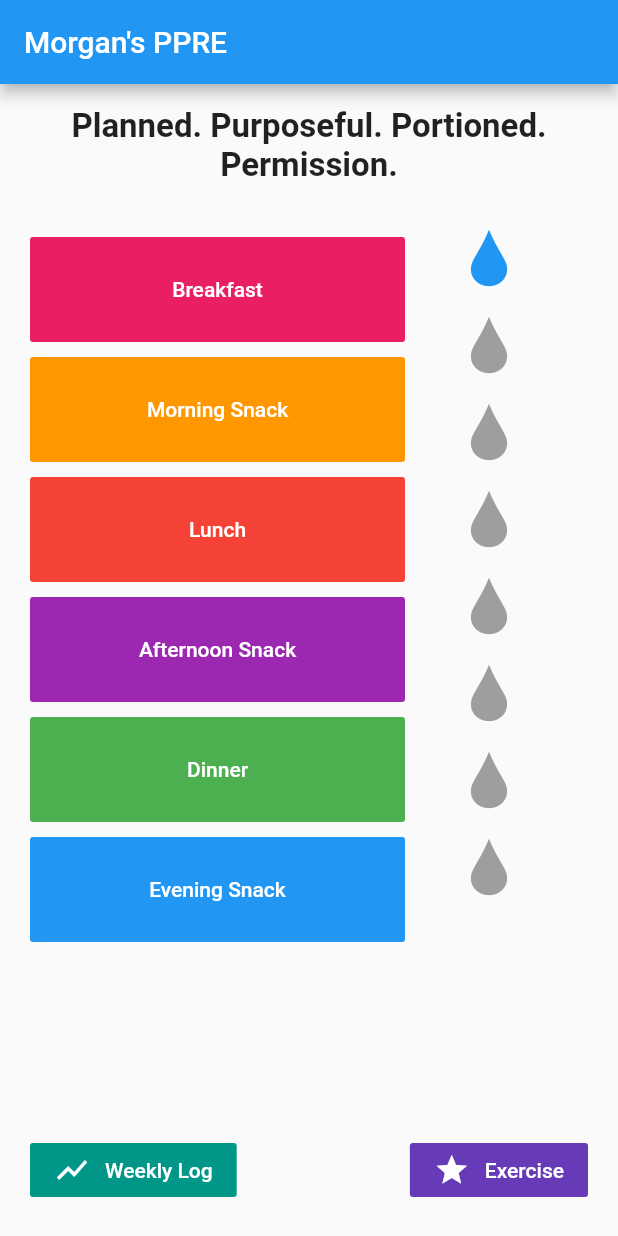
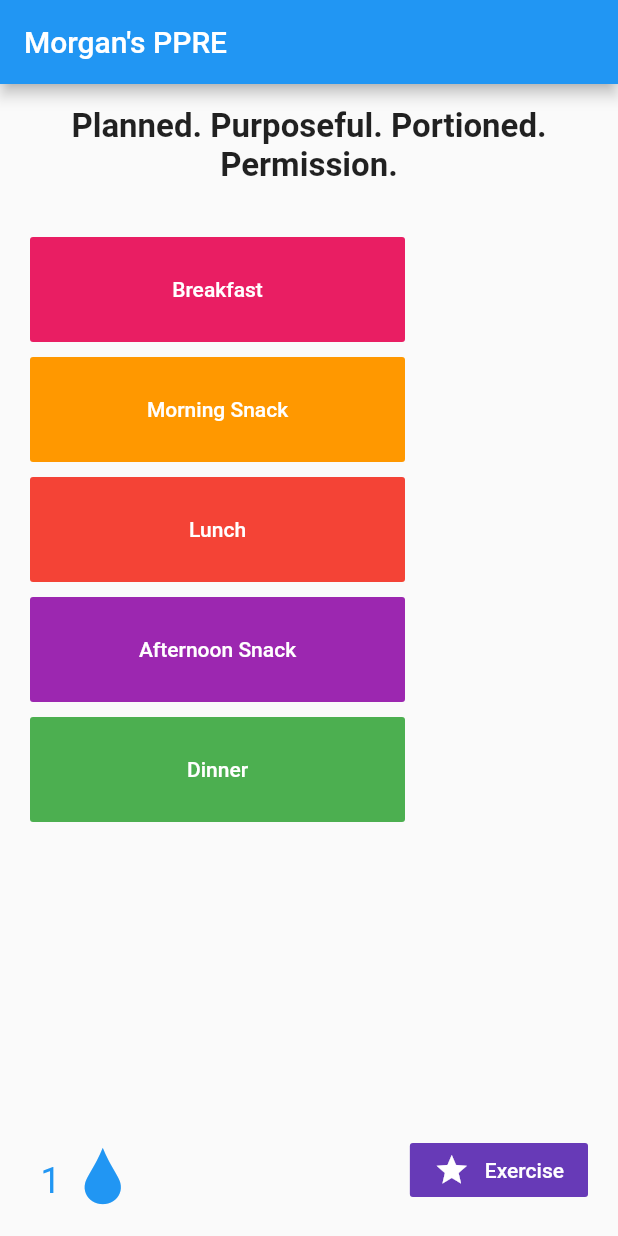
Before and after one commit to bgschiller/morgan-ppre, a Flutter app: the screen it shows after launch, after a tap on an icon or button, on a phone screen of 412 x 824 dp. Run offline on Flutter 3.47's test engine with Material 2 defaults, Android fonts, the phone set to English and light mode, and no system bars; our stand-ins replace sqflite; accounts and stored records are empty.

```diff
--- a/lib/db.dart
+++ b/lib/db.dart
@@ -5,20 +5,6 @@ import 'package:intl/intl.dart';
 import 'package:morgan_ppre/debounce.dart';
 import 'package:path/path.dart';
 import 'package:sqflite/sqflite.dart';
-
-class PastEntry {
-  final String day;
-  DiaryEntry entry;
-  PastEntry({@required this.day, this.entry});
-
-  PastEntry.fromJson(Map<String, dynamic> json) : day = json['past_day'] {
-    if (json['num_glasses_of_water'] != null) {
-      entry = DiaryEntry.fromJson(json);
-    } else {
-      entry = null;
-    }
-  }
-}
 
 class DiaryEntry {
   final String day;
@@ -33,7 +19,7 @@ class DiaryEntry {
 
   String exercises;
 
-  DiaryEntry({this.day, this.numGlassesOfWater})
+  DiaryEntry({this.day = '', this.numGlassesOfWater = 0})
       : breakfast = Meal('breakfast'),
         morningSnack = Meal('morning_snack'),
         lunch = Meal('lunch'),
@@ -87,56 +73,78 @@ class DiaryEntry {
 class Meal {
   String name;
   int protein;
-  int grains;
+  int starch;
   int produce;
+  int veg;
+  int fruitOrVeg;
+  int dairy;
   int fats;
-
-  String notes;
 
   Meal(this.name)
       : protein = 0,
-        grains = 0,
+        starch = 0,
         produce = 0,
         fats = 0,
-        notes = "";
+        veg = 0,
+        fruitOrVeg = 0,
+        dairy = 0;
 
   Meal.fromJson(Map<String, dynamic> json)
       : name = json['name'],
         protein = json['protein'],
-        grains = json['grains'],
+        starch = json['starch'],
         produce = json['produce'],
         fats = json['fats'],
-        notes = json['notes'];
+        veg = json['veg'],
+        fruitOrVeg = json['fruitOrVeg'],
+        dairy = json['dairy'];
 
   Map<String, dynamic> toMap() {
     return {
       'name': name,
       'protein': protein,
-      'grains': grains,
+      'starch': starch,
       'produce': produce,
       'fats': fats,
-      'notes': notes,
+      'veg': veg,
+      'fruitOrVeg': fruitOrVeg,
+      'dairy': dairy,
     };
   }
 
-  void update({int protein, int grains, int produce, int fats, String notes}) {
+  void update(
+      {int protein,
+      int starch,
+      int produce,
+      int fats,
+      int veg,
+      int fruitOrVeg,
+      int dairy}) {
     if (protein != null) this.protein = protein;
-    if (grains != null) this.grains = grains;
+    if (starch != null) this.starch = starch;
     if (produce != null) this.produce = produce;
     if (fats != null) this.fats = fats;
-    if (notes != null) this.notes = notes;
+    if (veg != null) this.veg = veg;
+    if (fruitOrVeg != null) this.fruitOrVeg = fruitOrVeg;
+    if (dairy != null) this.dairy = dairy;
   }
 
   int operator [](String key) {
     return (key == 'protein'
         ? protein
-        : key == 'grains'
-            ? grains
+        : key == 'starch'
+            ? starch
             : key == 'produce'
                 ? produce
                 : key == 'fats'
                     ? fats
-                    : null);
+                    : key == 'veg'
+                        ? veg
+                        : key == 'fruitOrVeg'
+                            ? fruitOrVeg
+                            : key == 'dairy'
+                                ? dairy
+                                : 0);
   }
 }
 
@@ -184,22 +192,6 @@ Future<DiaryEntry> getTodaysEntry(Database db) async {
   });
 }
 
-Future<List<PastEntry>> getLastSevenDays(Database db) async {
-  return db.rawQuery('''
-  WITH RECURSIVE last_seven(ix, past_day) AS (
-    SELECT -1, DATE('now', 'localtime', '-1 day')
-   UNION ALL
-    SELECT ix - 1, DATE('now', 'localtime', (ix - 1) || ' day')
-    FROM last_seven
-    WHERE ix - 1 > -8
-  )
-  SELECT past_day, de.*
-  FROM last_seven ls
-  LEFT JOIN diary_entries de
-  ON (ls.past_day = de.day)
-  ''').then((ds) => ds.map((d) => PastEntry.fromJson(d)).toList());
-}
-
 class MealModel extends ChangeNotifier {
   Database _db;
   MealModel() {
@@ -211,179 +203,8 @@ class MealModel extends ChangeNotifier {
       entry = ntry;
       notifyListeners(skipSave: true);
     });
-    dbp.then(getLastSevenDays).then((days) {
-      lastSevenDays = days;
-    });
   }
   DiaryEntry entry;
-  List<PastEntry> lastSevenDays = [
-    PastEntry(
-        day: '2020-06-09',
-        entry: DiaryEntry.fromJson({
-          'day': '2020-06-09',
-          'num_glasses_of_water': 8,
-          'breakfast': '''{
-        "name": "breakfast",
-        "protein": 3,
-        "grains": 2,
-        "produce": 1,
-        "fats": 1,
-        "notes": ""
-      }''',
-          "morning_snack": '''{
-        "name": "morning_snack",
-        "protein": 1,
-        "grains": 2,
-        "produce": 1,
-        "fats": 0,
-        "notes": ""
-      }''',
-          "lunch": '''{
-        "name": "lunch",
-        "protein": 2,
-        "grains": 4,
-        "produce": 2,
-        "fats": 2,
-        "notes": ""
-      }''',
-          "afternoon_snack": '''{
-        "name": "afternoon_snack",
-        "protein": 1,
-        "grains": 2,
-        "produce": 1,
-        "fats": 0,
-        "notes": ""
-      }''',
-          "dinner": '''{
-        "name": "dinner",
-        "protein": 3,
-        "grains": 2,
-        "produce": 2,
-        "fats": 1,
-        "notes": ""
-      }''',
-          "evening_snack": '''{
-        "name": "evening_snack",
-        "protein": 3,
-        "grains": 2,
-        "produce": 1,
-        "fats": 1,
-        "notes": ""
-      }''',
-          'exercises': 'nope',
-        })),
-    PastEntry(
-        day: '2020-06-08',
-        entry: DiaryEntry.fromJson({
-          'day': '2020-06-08',
-          'num_glasses_of_water': 8,
-          'breakfast': '''{
-        "name": "breakfast",
-        "protein": 2,
-        "grains": 2,
-        "produce": 2,
-        "fats": 0,
-        "notes": ""
-      }''',
-          "morning_snack": '''{
-        "name": "morning_snack",
-        "protein": 1,
-        "grains": 2,
-        "produce": 1,
-        "fats": 0,
-        "notes": ""
-      }''',
-          "lunch": '''{
-        "name": "lunch",
-        "protein": 1,
-        "grains": 0,
-        "produce": 2,
-        "fats": 1,
-        "notes": ""
-      }''',
-          "afternoon_snack": '''{
-        "name": "afternoon_snack",
-        "protein": 0,
-        "grains": 0,
-        "produce": 0,
-        "fats": 1,
-        "notes": ""
-      }''',
-          "dinner": '''{
-        "name": "dinner",
-        "protein": 2,
-        "grains": 1,
-        "produce": 0,
-        "fats": 1,
-        "notes": ""
-      }''',
-          "evening_snack": '''{
-        "name": "evening_snack",
-        "protein": 3,
-        "grains": 2,
-        "produce": 1,
-        "fats": 1,
-        "notes": ""
-      }''',
-          'exercises': '',
-        })),
-    PastEntry(day: '2020-06-07', entry: null),
-    PastEntry(
-        day: '2020-06-06',
-        entry: DiaryEntry.fromJson({
-          'day': '2020-06-06',
-          'num_glasses_of_water': 5,
-          'breakfast': '''{
-        "name": "breakfast",
-        "protein": 1,
-        "grains": 2,
-        "produce": 2,
-        "fats": 1,
-        "notes": ""
-      }''',
-          "morning_snack": '''{
-        "name": "morning_snack",
-        "protein": 1,
-        "grains": 2,
-        "produce": 1,
-        "fats": 0,
-        "notes": ""
-      }''',
-          "lunch": '''{
-        "name": "lunch",
-        "protein": 1,
-        "grains": 0,
-        "produce": 1,
-        "fats": 1,
-        "notes": ""
-      }''',
-          "afternoon_snack": '''{
-        "name": "afternoon_snack",
-        "protein": 0,
-        "grains": 2,
-        "produce": 0,
-        "fats": 1,
-        "notes": ""
-      }''',
-          "dinner": '''{
-        "name": "dinner",
-        "protein": 2,
-        "grains": 1,
-        "produce": 0,
-        "fats": 1,
-        "notes": ""
-      }''',
-          "evening_snack": '''{
-        "name": "evening_snack",
-        "protein": 3,
-        "grains": 2,
-        "produce": 1,
-        "fats": 1,
-        "notes": ""
-      }''',
-          'exercises': 'yep',
-        }))
-  ];
 
   void notifyListeners({bool skipSave = false}) {
     super.notifyListeners();
@@ -399,14 +220,15 @@ class MealModel extends ChangeNotifier {
     notifyListeners();
   }
 
-  void update(String mealName,
-      {int protein, int grains, int produce, int fats, String notes}) {
+  void update(String mealName, Map<String, int> kwargs) {
     entry[mealName].update(
-        protein: protein,
-        grains: grains,
-        produce: produce,
-        fats: fats,
-        notes: notes);
+        protein: kwargs['protein'],
+        starch: kwargs['starch'],
+        produce: kwargs['produce'],
+        fats: kwargs['fats'],
+        veg: kwargs['veg'],
+        fruitOrVeg: kwargs['fruitOrVeg'],
+        dairy: kwargs['dairy']);
     notifyListeners();
   }
 
--- a/lib/main.dart
+++ b/lib/main.dart
@@ -1,5 +1,4 @@
 import 'package:morgan_ppre/exercise.dart';
-import 'package:morgan_ppre/weekly_log.dart';
 import 'package:flutter/services.dart';
 import 'package:provider/provider.dart';
 import 'package:flutter/cupertino.dart';
@@ -67,54 +66,34 @@ class MyHomePage extends StatelessWidget {
                                         : EdgeInsets.only(top: 10),
                                     child: MealButton(mealSpec: m)))
                                 .toList()))),
-                Consumer<MealModel>(
-                    builder: (context, meal, child) => Column(
-                            children: List.generate(8, (ix) {
-                          var dropColor =
-                              ix < (meal.entry?.numGlassesOfWater ?? 0)
-                                  ? Colors.blue
-                                  : Colors.grey;
-                          var onPress = () {
-                            if (ix < meal.entry.numGlassesOfWater) {
-                              meal.updateNumGlassesOfWater(
-                                  meal.entry.numGlassesOfWater - 1);
-                            } else {
-                              meal.updateNumGlassesOfWater(
-                                  meal.entry.numGlassesOfWater + 1);
-                            }
-                          };
-                          return Container(
-                              alignment: AlignmentDirectional.topEnd,
-                              margin: EdgeInsets.only(top: 10, left: 12),
-                              child: IconButton(
-                                icon: Icon(PpreIcons.water_drop,
-                                    color: dropColor, size: 40),
-                                onPressed: onPress,
-                                padding: EdgeInsets.only(left: 4, top: 4),
-                                alignment: Alignment.topLeft,
-                              ));
-                        }))),
               ],
             )),
             Container(
                 margin: EdgeInsets.all(20),
                 child: Row(children: <Widget>[
-                  FlatButton(
-                    child: Row(children: [
-                      Icon(Icons.show_chart, color: Colors.white),
-                      Container(
-                          child: Text("Weekly Log"),
-                          margin: EdgeInsets.only(left: 10)),
-                    ]),
-                    textColor: Colors.white,
-                    color: Colors.teal,
-                    onPressed: () {
-                      Navigator.push(
-                          context,
-                          CupertinoPageRoute(
-                              builder: (context) => WeeklyLogPage()));
-                    },
-                  ),
+                  Consumer<MealModel>(
+                      builder: (context, meal, child) => Row(children: <Widget>[
+                            Container(
+                                padding: EdgeInsets.only(left: 7, top: 14),
+                                alignment: Alignment.center,
+                                child: Text(
+                                  meal.entry != null
+                                      ? meal.entry.numGlassesOfWater.toString()
+                                      : '',
+                                  style: TextStyle(
+                                      color: Colors.blue, fontSize: 24),
+                                  textAlign: TextAlign.center,
+                                )),
+                            IconButton(
+                              icon: Icon(PpreIcons.water_drop,
+                                  color: Colors.blue, size: 40),
+                              onPressed: () {
+                                meal.updateNumGlassesOfWater(
+                                    (meal.entry.numGlassesOfWater + 1) % 13);
+                              },
+                              alignment: Alignment.topLeft,
+                            ),
+                          ])),
                   Spacer(),
                   FlatButton(
                     child: Row(children: [
--- a/lib/meal.dart
+++ b/lib/meal.dart
@@ -8,31 +8,40 @@ import 'package:provider/provider.dart';
 
 class NutritionalRqmt {
   final int needed;
-  final int optional;
-  NutritionalRqmt({@required this.needed, @required this.optional});
+  final int optional = 0;
+  NutritionalRqmt({@required this.needed});
 }
 
 class MealPlan {
   final NutritionalRqmt protein;
-  final NutritionalRqmt grains;
-  final NutritionalRqmt produce;
+  final NutritionalRqmt starch;
+  final NutritionalRqmt veg;
+  final NutritionalRqmt fruitOrVeg;
   final NutritionalRqmt fats;
+  final NutritionalRqmt dairy;
 
-  MealPlan({
-    @required this.protein,
-    @required this.grains,
-    @required this.produce,
-    @required this.fats,
-  });
+  MealPlan(
+      {this.protein,
+      this.starch,
+      this.veg,
+      this.fruitOrVeg,
+      this.fats,
+      this.dairy});
 
-  NutritionalRqmt operator[](String key) {
-    return (
-      key == 'protein' ? protein :
-      key == 'grains' ? grains :
-      key == 'produce' ? produce :
-      key == 'fats' ? fats :
-      null
-    );
+  NutritionalRqmt operator [](String key) {
+    return (key == 'protein'
+        ? protein
+        : key == 'starch'
+            ? starch
+            : key == 'veg'
+                ? veg
+                : key == 'fruitOrVeg'
+                    ? fruitOrVeg
+                    : key == 'fats'
+                        ? fats
+                        : key == 'dairy'
+                            ? dairy
+                            : null);
   }
 }
 
@@ -52,56 +61,47 @@ var mealSpecs = [
       name: "Breakfast",
       color: Colors.pink,
       plan: MealPlan(
-        protein: NutritionalRqmt(needed: 2, optional: 1),
-        produce: NutritionalRqmt(needed: 1, optional: 0),
-        grains: NutritionalRqmt(needed: 2, optional: 0),
-        fats: NutritionalRqmt(needed: 2, optional: 0),
+        starch: NutritionalRqmt(needed: 3),
+        protein: NutritionalRqmt(needed: 3),
+        fats: NutritionalRqmt(needed: 1),
+        fruitOrVeg: NutritionalRqmt(needed: 1),
+        dairy: NutritionalRqmt(needed: 1),
       )),
   MealSpec(
       name: "Morning Snack",
       color: Colors.orange,
       plan: MealPlan(
-        protein: NutritionalRqmt(needed: 1, optional: 0),
-        fats: NutritionalRqmt(needed: 1, optional: 0),
-        produce: NutritionalRqmt(needed: 1, optional: 0),
-        grains: NutritionalRqmt(needed: 0, optional: 0),
-      )
-  ),
+        protein: NutritionalRqmt(needed: 1),
+        fats: NutritionalRqmt(needed: 1),
+        fruitOrVeg: NutritionalRqmt(needed: 1),
+      )),
   MealSpec(
       name: "Lunch",
       color: Colors.red,
       plan: MealPlan(
-        protein: NutritionalRqmt(needed: 3, optional: 1),
-        produce: NutritionalRqmt(needed: 1, optional: 1),
-        grains: NutritionalRqmt(needed: 2, optional: 0),
-        fats: NutritionalRqmt(needed: 2, optional: 1),
+        protein: NutritionalRqmt(needed: 3),
+        veg: NutritionalRqmt(needed: 2),
+        starch: NutritionalRqmt(needed: 3),
+        fats: NutritionalRqmt(needed: 2),
+        dairy: NutritionalRqmt(needed: 1),
       )),
   MealSpec(
       name: "Afternoon Snack",
       color: Colors.purple,
       plan: MealPlan(
-        protein: NutritionalRqmt(needed: 1, optional: 0),
-        produce: NutritionalRqmt(needed: 1, optional: 1),
-        grains: NutritionalRqmt(needed: 0, optional: 1),
-        fats: NutritionalRqmt(needed: 0, optional: 1),
+        protein: NutritionalRqmt(needed: 1),
+        fruitOrVeg: NutritionalRqmt(needed: 1),
+        dairy: NutritionalRqmt(needed: 1),
       )),
   MealSpec(
       name: "Dinner",
       color: Colors.green,
       plan: MealPlan(
-        protein: NutritionalRqmt(needed: 3, optional: 1),
-        produce: NutritionalRqmt(needed: 2, optional: 0),
-        grains: NutritionalRqmt(needed: 2, optional: 0),
-        fats: NutritionalRqmt(needed: 2, optional: 1),
-      )),
-  MealSpec(
-      name: "Evening Snack",
-      color: Colors.blue,
-      plan: MealPlan(
-        protein: NutritionalRqmt(needed: 0, optional: 1),
-        produce: NutritionalRqmt(needed: 0, optional: 1),
-        grains: NutritionalRqmt(needed: 0, optional: 1),
-        fats: NutritionalRqmt(needed: 0, optional: 1),
+        protein: NutritionalRqmt(needed: 3),
+        veg: NutritionalRqmt(needed: 2),
+        starch: NutritionalRqmt(needed: 3),
+        fats: NutritionalRqmt(needed: 1),
+        dairy: NutritionalRqmt(needed: 1),
       )),
 ];
 
@@ -143,58 +143,46 @@ class MealPage extends StatelessWidget {
               child: Consumer<MealModel>(
                   builder: (context, meal, child) => Center(
                           child: Column(
-                        children: <Widget>[
-                          ServingCheckboxRow(
-                              title: "Protein",
-                              counts: this.mealSpec.plan.protein,
-                              onChange: (int newCount) {
-                                meal.update(this.mealSpec.name,
-                                    protein: newCount);
-                              },
-                              color: this.mealSpec.color,
-                              value: meal.entry[this.mealSpec.name].protein),
-                          ServingCheckboxRow(
-                              title: "Grains",
-                              counts: this.mealSpec.plan.grains,
-                              onChange: (newCount) {
-                                meal.update(this.mealSpec.name,
-                                    grains: newCount);
-                              },
-                              color: this.mealSpec.color,
-                              value: meal.entry[this.mealSpec.name].grains),
-                          ServingCheckboxRow(
-                              title: "Produce",
-                              counts: this.mealSpec.plan.produce,
-                              onChange: (newCount) {
-                                meal.update(this.mealSpec.name,
-                                    produce: newCount);
-                              },
-                              color: this.mealSpec.color,
-                              value: meal.entry[this.mealSpec.name].produce),
-                          ServingCheckboxRow(
-                              title: "Fats",
-                              counts: this.mealSpec.plan.fats,
-                              onChange: (newCount) {
-                                meal.update(this.mealSpec.name, fats: newCount);
-                              },
-                              color: this.mealSpec.color,
-                              value: meal.entry[this.mealSpec.name].fats),
-                          Container(
-                            padding: EdgeInsets.all(10),
-                            child: TextFormField(
-                              initialValue: meal.entry[this.mealSpec.name].notes,
-                                decoration: InputDecoration(
-                                  border: OutlineInputBorder(),
-                                  labelText: "Notes",
-                                  labelStyle: TextStyle(),
-                                ),
-                                minLines: 2,
-                                maxLines: 5,
-                                onChanged: (String note) {
-                                  meal.update(this.mealSpec.name, notes: note);
-                                }),
-                          ),
-                        ],
+                        children: [
+                          {
+                            'title': 'Protein',
+                            'accessor': 'protein',
+                            'recs': """
+                  1oz poultry or beef
+                  2oz fish
+                  1oz most cheese
+                  ¼ cup ricotta or cottage cheese
+                  egg w/ yolk
+                  1-2 tbsp Peanut butter
+                  ½ cup tofu
+                  ½ patty veggie burger
+                            """
+                          },
+                          {'title': 'Starch', 'accessor': 'starch'},
+                          {'title': 'Veg', 'accessor': 'veg'},
+                          {'title': 'Fruit/Veg', 'accessor': 'fruitOrVeg'},
+                          {'title': 'Fats', 'accessor': 'fats'},
+                          {'title': 'Dairy', 'accessor': 'dairy'},
+                        ]
+                            .where((nutrient) =>
+                                this.mealSpec.plan[nutrient['accessor']] !=
+                                null)
+                            .map((nutrient) => ServingCheckboxRow(
+                                  recs: nutrient['recs'] ?? 'yolo',
+                                  title: nutrient['title'],
+                                  counts:
+                                      this.mealSpec.plan[nutrient['accessor']],
+                                  onChange: (int newCount) {
+                                    meal.update(this.mealSpec.name,
+                                        {nutrient['accessor']: newCount});
+                                  },
+                                  color: this.mealSpec.color,
+                                  value: meal.entry[this.mealSpec.name] != null
+                                      ? meal.entry[this.mealSpec.name]
+                                          [nutrient['accessor']]
+                                      : null,
+                                ))
+                            .toList(),
                       ))),
             )));
   }
@@ -204,12 +192,14 @@ typedef void CheckboxRowChanged(int i);
 
 class ServingCheckboxRow extends StatelessWidget {
   final String title;
+  final String recs;
   final NutritionalRqmt counts;
   final int value;
   final Color color;
   final CheckboxRowChanged onChange;
   ServingCheckboxRow(
       {@required this.title,
+      @required this.recs,
       @required this.counts,
       @required this.value,
       @required this.color,
@@ -224,7 +214,16 @@ class ServingCheckboxRow extends StatelessWidget {
           height: 30,
           margin: EdgeInsets.all(20),
           alignment: Alignment.centerLeft,
-          child: Text(this.title, style: TextStyle(fontSize: 20))),
+          child: GestureDetector(
+              child: Text(this.title, style: TextStyle(fontSize: 20)),
+              onLongPress: () {
+                showDialog(
+                    context: context,
+                    builder: (context) => Dialog(
+                        child: Container(
+                            padding: EdgeInsets.all(20),
+                            child: Text(this.recs))));
+              })),
       ...List.generate(this.counts.needed + this.counts.optional, (ix) {
         var optional = ix >= this.counts.needed;
         var colour = optional ? this.color.withAlpha(80) : this.color;
```
Also changed, not shown: lib/weekly_log.dart (deleted, +0 -120 lines).
